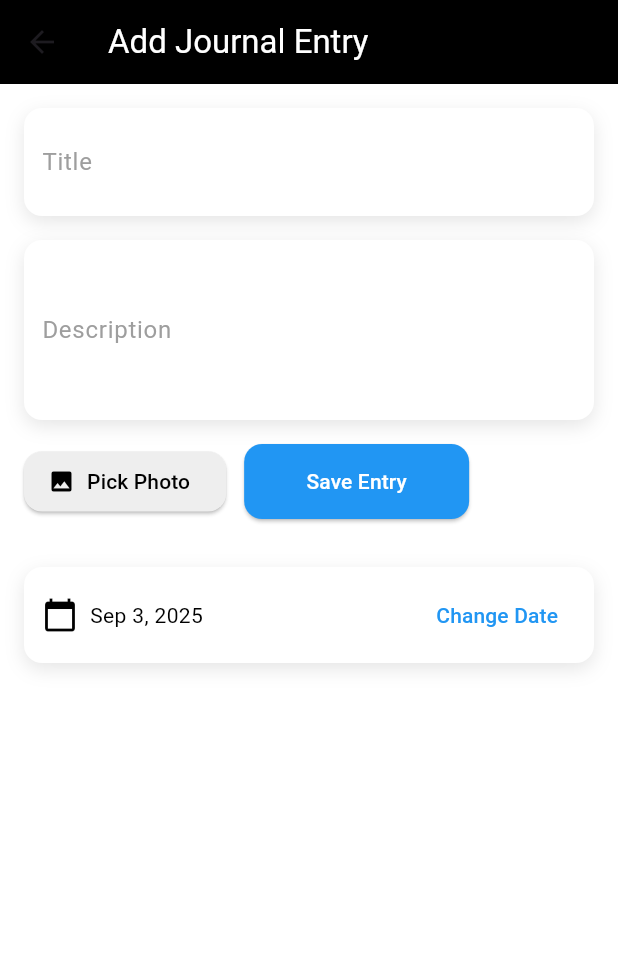
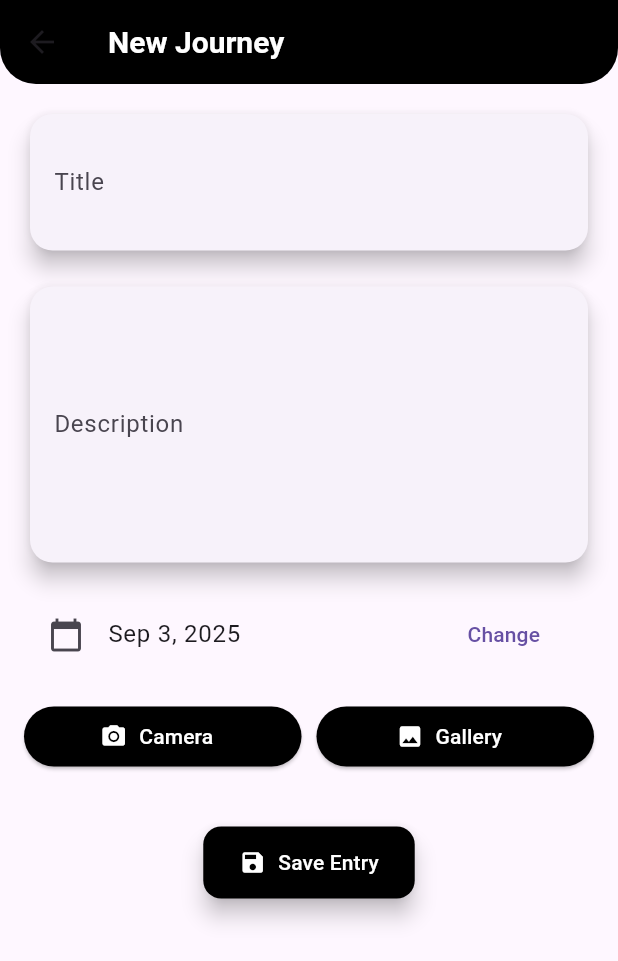
Before and after one commit to Akshaykolan/travellog_app, a Flutter app: the HomePage screen opened directly, after a tap on the "add" icon, on a phone screen of 412 x 824 dp. Shown: the top 961 px of the screen. Run offline on Flutter 3.47's test engine with Material 3 defaults, Android fonts, the phone set to English and light mode, and no system bars; our stand-ins replace flutter_riverpod, image_picker, location, supabase_flutter; accounts and stored records are empty; network calls fail.

Commit message:
updated addentrypage and homepage

```diff
--- a/lib/Screens/add_entry_screen.dart
+++ b/lib/Screens/add_entry_screen.dart
@@ -3,12 +3,13 @@ import 'package:flutter/material.dart';
 import 'package:image_picker/image_picker.dart';
 import 'package:location/location.dart';
 import 'package:supabase_flutter/supabase_flutter.dart';
-import 'package:http/http.dart' as http;
-import 'dart:convert';
 import 'package:intl/intl.dart';
+import 'package:path/path.dart' as p;
 
 class AddEntryPage extends StatefulWidget {
-  const AddEntryPage({super.key, required entry, required int index});
+  final Map<String, dynamic>? entry;
+
+  const AddEntryPage({super.key, this.entry});
 
   @override
   State<AddEntryPage> createState() => _AddEntryPageState();
@@ -17,19 +18,17 @@ class AddEntryPage extends StatefulWidget {
 class _AddEntryPageState extends State<AddEntryPage> {
   final _titleCtrl = TextEditingController();
   final _descCtrl = TextEditingController();
-  List<File> _images = [];
+  File? _image;
   DateTime _selectedDate = DateTime.now();
   double? _latitude;
   double? _longitude;
   List<String> _tags = [];
-  bool _loading = false;
+  bool _saving = false;
 
-  Future<void> _pickImage() async {
+  Future<void> _pickImage(ImageSource source) async {
     final picker = ImagePicker();
-    final img = await picker.pickImage(source: ImageSource.gallery);
-    if (img != null && _images.length < 5) {
-      setState(() => _images.add(File(img.path)));
-    }
+    final img = await picker.pickImage(source: source, imageQuality: 80);
+    if (img != null) setState(() => _image = File(img.path));
   }
 
   Future<void> _fetchLocation() async {
@@ -45,173 +44,179 @@ class _AddEntryPageState extends State<AddEntryPage> {
   }
 
   Future<void> _saveEntry() async {
-    setState(() => _loading = true);
   final supabase = Supabase.instance.client;
 
-    List<String> photoUrls = [];
-    for (var img in _images) {
-      final fileName = "${DateTime.now().millisecondsSinceEpoch}.jpg";
-      await supabase.storage.from('photos').upload(fileName, img);
-      final url = supabase.storage.from('photos').getPublicUrl(fileName);
-      photoUrls.add(url);
+  try {
+    setState(() => _saving = true);
+
+    // 🔹 Check if user is logged in
+    final userId = supabase.auth.currentUser?.id;
+    if (userId == null) {
+      throw Exception("User not logged in – please sign in again");
     }
 
-    if (photoUrls.isNotEmpty) {
-      final res = await http.post(
-        Uri.parse("https://api.imagerecognition.com/tag"),
-        body: jsonEncode({"url": photoUrls.first}),
+    String? photoUrl;
+    if (_image != null) {
+      final fileName = "${DateTime.now().millisecondsSinceEpoch}.jpg";
+
+      try {
+        // 🔹 Confirm bucket exists
+        final bucket = supabase.storage.from('photos');
+        final uploaded = await bucket.uploadBinary(
+          fileName,
+          await _image!.readAsBytes(),
+          fileOptions: const FileOptions(contentType: 'image/jpeg'),
         );
-      if (res.statusCode == 200) {
-        _tags = List<String>.from(jsonDecode(res.body)["tags"]);
+
+        print("✅ Upload response: $uploaded");
+
+        if (uploaded.isEmpty) throw Exception("Upload failed!");
+        photoUrl = bucket.getPublicUrl(fileName);
+      } catch (e, st) {
+        print("❌ Upload error: $e");
+        print("📌 Stacktrace: $st");
+        rethrow;
       }
     }
 
-    await supabase.from('entries').insert({
-      "title": _titleCtrl.text,
-      "description": _descCtrl.text,
-      "photo_urls": photoUrls,
+    final data = {
+      "user_id": userId,
+      "title": _titleCtrl.text.trim(),
+      "description": _descCtrl.text.trim(),
+      "photo_url": photoUrl != null ? [photoUrl] : [],
       "tags": _tags,
       "latitude": _latitude,
       "longitude": _longitude,
       "created_at": _selectedDate.toIso8601String(),
-    });
+    };
 
-    if (mounted) Navigator.pop(context);
-    setState(() => _loading = false);
+    if (widget.entry == null) {
+      await supabase.from('entries').insert(data);
+    } else {
+      await supabase.from('entries').update(data).eq('id', widget.entry!['id']);
+    }
+
+    if (mounted) {
+      Navigator.pop(context, true);
+      ScaffoldMessenger.of(context).showSnackBar(
+        const SnackBar(content: Text("✅ Entry saved successfully!")),
+      );
+    }
+  } catch (e) {
+    if (mounted) {
+      print("❌ Save error: $e");
+      ScaffoldMessenger.of(context).showSnackBar(
+        SnackBar(content: Text("Error: $e")),
+      );
+    }
+  } finally {
+    if (mounted) setState(() => _saving = false);
+  }
 }
 
   @override
   void initState() {
     super.initState();
     _fetchLocation();
+
+    if (widget.entry != null) {
+      _titleCtrl.text = widget.entry!['title'] ?? "";
+      _descCtrl.text = widget.entry!['description'] ?? "";
+      _selectedDate =
+          DateTime.tryParse(widget.entry!['created_at'] ?? "") ??
+          DateTime.now();
+      _latitude = widget.entry!['latitude'];
+      _longitude = widget.entry!['longitude'];
+      final t = widget.entry!['tags'] ?? "";
+      _tags = t
+          .toString()
+          .split(",")
+          .where((e) => e.trim().isNotEmpty)
+          .toList();
+    }
   }
 
   @override
   Widget build(BuildContext context) {
+    final theme = Theme.of(context);
+
     return Scaffold(
-      backgroundColor: Colors.white, // White background for clarity
       appBar: AppBar(
-        title: const Text("Add Journal Entry",style: TextStyle(color: Colors.white),),
-        backgroundColor: Colors.black,
+  title: Text(
+    widget.entry == null ? "New Journey" : "Edit Journey",
+    style: const TextStyle(
+      fontWeight: FontWeight.bold,
+      fontSize: 20,
+      color: Colors.white,
+    ),
+  ),
+  elevation: 6,
+  backgroundColor: Colors.transparent,
+  flexibleSpace: Container(
+    decoration: const BoxDecoration(
+      color: Colors.black, // pure black background
+      borderRadius: BorderRadius.vertical(
+        bottom: Radius.circular(24), // rounded bottom
+      ),
+    ),
+  ),
+  shape: const RoundedRectangleBorder(
+    borderRadius: BorderRadius.vertical(
+      bottom: Radius.circular(24),
+    ),
+  ),
+),
 
-        elevation: 0,
-      ),
-      body: _loading
-          ? const Center(child: CircularProgressIndicator(color: Colors.black))
-          : SingleChildScrollView(
+
+      body: SingleChildScrollView(
         padding: const EdgeInsets.all(16),
         child: Column(
           crossAxisAlignment: CrossAxisAlignment.start,
           children: [
-                  // Title Field
-                  _buildCard(
+           // Title Card
+Card(
+  elevation: 6,
+  shape: RoundedRectangleBorder(
+    borderRadius: BorderRadius.circular(15),
+  ),
+  child: Padding(
+    padding: const EdgeInsets.all(16),
     child: TextField(
       controller: _titleCtrl,
-                      style: const TextStyle(color: Colors.black),
       decoration: const InputDecoration(
         labelText: "Title",
-                        labelStyle: TextStyle(color: Colors.grey),
-                        border: InputBorder.none,
+        border: InputBorder.none, // removes the box
+      ),
+      style: const TextStyle(fontSize: 18, fontWeight: FontWeight.bold),
     ),
   ),
 ),
 const SizedBox(height: 16),
 
-                  // Description Field
-                  _buildCard(
+// Description Card
+Card(
+  elevation: 6,
+  shape: RoundedRectangleBorder(
+    borderRadius: BorderRadius.circular(15),
+  ),
+  child: Padding(
+    padding: const EdgeInsets.all(16),
     child: TextField(
       controller: _descCtrl,
-                      maxLines: 3,
-                      style: const TextStyle(color: Colors.black),
+      maxLines: 5,
       decoration: const InputDecoration(
         labelText: "Description",
-                        labelStyle: TextStyle(color: Colors.grey),
-                        border: InputBorder.none,
+        border: InputBorder.none, // removes the box
       ),
     ),
   ),
+),
+
             const SizedBox(height: 16),
-
-                  // Image Picker Button
-                  Row(
-                    children: [
-                      ElevatedButton.icon(
-                        onPressed: _pickImage,
-                        icon: const Icon(Icons.photo, color: Colors.black),
-                        label: const Text(
-                          "Pick Photo",
-                          style: TextStyle(color: Colors.black),
-                        ),
-                        style: ElevatedButton.styleFrom(
-                          backgroundColor: Colors.grey[200],
-                          shape: RoundedRectangleBorder(
-                            borderRadius: BorderRadius.circular(12),
-                          ),
-                        ),
-                      ),
-                      const SizedBox(width: 12),
-                      ElevatedButton(
-                        onPressed: _saveEntry,
-                        style: ElevatedButton.styleFrom(
-                          backgroundColor: Colors.blue,
-                          minimumSize: const Size(150, 50),
-                          shape: RoundedRectangleBorder(
-                            borderRadius: BorderRadius.circular(12),
-                          ),
-                        ),
-                        child: const Text(
-                          "Save Entry",
-                          style: TextStyle(color: Colors.white),
-                        ),
-                      ),
-                    ],
-                  ),
-                  const SizedBox(height: 16),
-
-                  // Image Preview
-                  if (_images.isNotEmpty)
-                    Wrap(
-                      spacing: 8,
-                      children: _images
-                          .map(
-                            (img) => Stack(
-                              alignment: Alignment.topRight,
-                              children: [
-                                ClipRRect(
-                                  borderRadius: BorderRadius.circular(12),
-                                  child: Image.file(
-                                    img,
-                                    height: 100,
-                                    width: 100,
-                                    fit: BoxFit.cover,
-                                  ),
-                                ),
-                                IconButton(
-                                  icon: const Icon(
-                                    Icons.close,
-                                    color: Colors.red,
-                                  ),
-                                  onPressed: () => setState(() => _images.remove(img)),
-                                ),
-                              ],
-                            ),
-                          )
-                          .toList(),
-                    ),
-                  const SizedBox(height: 16),
-
-                  // Date Selection
-                  _buildCard(
-                    child: Row(
-                      children: [
-                        const Icon(Icons.calendar_today, color: Colors.black),
-                        const SizedBox(width: 8),
-                        Text(
-                          DateFormat.yMMMd().format(_selectedDate),
-                          style: const TextStyle(color: Colors.black),
-                        ),
-                        const Spacer(),
-                        TextButton(
+            ListTile(
+              leading: const Icon(Icons.calendar_today),
+              title: Text(DateFormat.yMMMd().format(_selectedDate)),
+              trailing: TextButton(
                 onPressed: () async {
                   final picked = await showDatePicker(
                     context: context,
@@ -219,66 +224,89 @@ class _AddEntryPageState extends State<AddEntryPage> {
                     firstDate: DateTime(2000),
                     lastDate: DateTime(2100),
                   );
-                            if (picked != null) {
-                              setState(() => _selectedDate = picked);
-                            }
+                  if (picked != null) setState(() => _selectedDate = picked);
                 },
-                          child: const Text(
-                            "Change Date",
-                            style: TextStyle(color: Colors.blue),
+                child: const Text("Change"),
+              ),
+            ),
+            const SizedBox(height: 16),
+           Row(
+  children: [
+    Expanded(
+      child: ElevatedButton.icon(
+        onPressed: () => _pickImage(ImageSource.camera),
+        icon: const Icon(Icons.camera_alt),
+        label: const Text("Camera"),
+        style: ElevatedButton.styleFrom(
+          backgroundColor: Colors.black,
+          foregroundColor: Colors.white,
+        ),
+      ),
+    ),
+    const SizedBox(width: 10),
+    Expanded(
+      child: ElevatedButton.icon(
+        onPressed: () => _pickImage(ImageSource.gallery),
+        icon: const Icon(Icons.photo),
+        label: const Text("Gallery"),
+        style: ElevatedButton.styleFrom(
+          backgroundColor: Colors.black,
+          foregroundColor: Colors.white,
+        ),
       ),
     ),
   ],
 ),
-                  ),
-                  const SizedBox(height: 16),
 
-                  // Location Info
-                  if (_latitude != null)
-                    _buildCard(
-                      child: Text(
-                        "📍 Location: $_latitude, $_longitude",
-                        style: const TextStyle(color: Colors.black),
+            if (_image != null)
+              Padding(
+                padding: const EdgeInsets.all(12),
+                child: ClipRRect(
+                  borderRadius: BorderRadius.circular(12),
+                  child: Image.file(_image!, height: 180, fit: BoxFit.cover),
                 ),
               ),
             const SizedBox(height: 16),
-
-                  // Tags Display
-                  if (_tags.isNotEmpty)
-                    Wrap(
-                      spacing: 6,
-                      children: _tags
-                          .map(
-                            (t) => Chip(
-                              label: Text(t),
-                              backgroundColor: Colors.blue,
-                              labelStyle: const TextStyle(color: Colors.white),
+            if (_latitude != null && _longitude != null)
+              Text("📍 Location: $_latitude , $_longitude"),
+            const SizedBox(height: 20),
+            Center(
+              child: ElevatedButton.icon(
+                icon: _saving
+                    ? const SizedBox(
+                        width: 24,
+                        height: 24,
+                        child: CircularProgressIndicator(
+                          strokeWidth: 2,
+                          color: Colors.white,
                         ),
                       )
-                          .toList(),
+                    : const Icon(Icons.save),
+                label: Text(
+                  _saving
+                      ? "Saving..."
+                      : widget.entry == null
+                      ? "Save Entry"
+                      : "Update Entry",
+                ),
+                onPressed: _saving ? null : _saveEntry,
+                style: ElevatedButton.styleFrom(
+                  backgroundColor: Colors.black,
+                  foregroundColor: Colors.white,
+                  padding: const EdgeInsets.symmetric(
+                    horizontal: 24,
+                    vertical: 14,
+                  ),
+                  shape: RoundedRectangleBorder(
+                    borderRadius: BorderRadius.circular(12),
+                  ),
+                  elevation: 6,
+                ),
+              ),
             ),
           ],
         ),
       ),
     );
   }
-
-  // Reusable card container
-  Widget _buildCard({required Widget child}) {
-    return Container(
-      padding: const EdgeInsets.symmetric(horizontal: 12, vertical: 8),
-      decoration: BoxDecoration(
-        color: Colors.white,
-        borderRadius: BorderRadius.circular(12),
-        boxShadow: [
-          BoxShadow(
-            color: Colors.black.withOpacity(0.1),
-            blurRadius: 10,
-            offset: const Offset(0, 4),
-          ),
-        ],
-      ),
-      child: child,
-    );
 }
-}
--- a/lib/Screens/entry_detailed_screen.dart
+++ b/lib/Screens/entry_detailed_screen.dart
@@ -31,11 +31,12 @@ class EntryDetailScreen extends ConsumerWidget {
                 IconButton(
                   icon: const Icon(Icons.edit),
                   onPressed: () {
-                    Navigator.of(context).push(
-                      MaterialPageRoute(
-                        builder: (_) => AddEntryPage(entry: entry, index: entries.indexOf(entry)),
-                      ),
-                    );
+                    // Navigator.of(context).push(
+                    //   MaterialPageRoute(
+                    //     builder: (_) => AddEntryPage(entry: entry, index: entries.indexOf(entry)),
+                    //   ),
+                    // );
+
                   },
                 ),
               ]
--- a/lib/main.dart
+++ b/lib/main.dart
@@ -26,7 +26,7 @@ class TravelLogApp extends StatelessWidget {
       title: 'Travel Journal',
       theme: ThemeData.light(),
       darkTheme: ThemeData.dark(),
-      home: const LoginScreen(),
+      home: LoginScreen(),
     );
   }
 }
--- a/pubspec.yaml
+++ b/pubspec.yaml
@@ -46,6 +46,9 @@ dependencies:
   location: ^8.0.1
   google_sign_in: ^7.1.1
   cached_network_image: ^3.3.1
+  mime: ^1.0.6
+  path: ^1.9.1
+  file_picker: ^10.3.2
 
 
 dev_dependencies:
```
Also changed, not shown: lib/Screens/home_page.dart (+120 -102 lines), lib/Screens/login_screen.dart (+19 -19 lines), lib/models/entry_model.dart (+29 -10 lines), pubspec.lock, 1 other file. Lines whose indentation alone changed are shown as unchanged.
